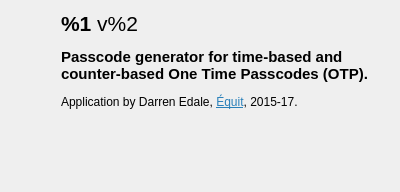
First picture: the form in qonvince/ui/aboutdialogue.ui, repository darrenedale/Qonvince, before the edit.
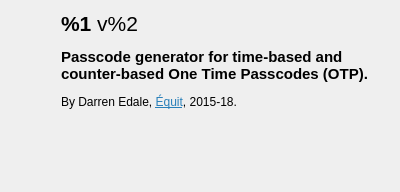
Second picture: the form after the edit. Icons and pictures are not drawn.

Diff of the .ui file:
```diff
--- a/qonvince/ui/aboutdialogue.ui
+++ b/qonvince/ui/aboutdialogue.ui
@@ -59,7 +59,7 @@
    <item>
     <widget class="QLabel" name="aboutText">
      <property name="text">
-      <string>&lt;html&gt;&lt;head/&gt;&lt;body&gt;&lt;p&gt;&lt;span style=&quot; font-size:16pt; font-weight:600;&quot;&gt;%1 &lt;/span&gt;&lt;span style=&quot; font-size:16pt;&quot;&gt;v%2&lt;/span&gt;&lt;/p&gt;&lt;p&gt;&lt;span style=&quot; font-size:11pt; font-weight:600;&quot;&gt;Passcode generator for time-based and counter-based One Time Passcodes (OTP).&lt;/span&gt;&lt;/p&gt;&lt;p&gt;Application by Darren Edale, &lt;a href=&quot;https://www.equituk.net&quot;&gt;&lt;span style=&quot; text-decoration: underline; color:#2980b9;&quot;&gt;Équit&lt;/span&gt;&lt;/a&gt;, 2015-17.&lt;/p&gt;&lt;/body&gt;&lt;/html&gt;</string>
+      <string>&lt;html&gt;&lt;head/&gt;&lt;body&gt;&lt;p&gt;&lt;span style=&quot; font-size:16pt; font-weight:600;&quot;&gt;%1 &lt;/span&gt;&lt;span style=&quot; font-size:16pt;&quot;&gt;v%2&lt;/span&gt;&lt;/p&gt;&lt;p&gt;&lt;span style=&quot; font-size:11pt; font-weight:600;&quot;&gt;Passcode generator for time-based and counter-based One Time Passcodes (OTP).&lt;/span&gt;&lt;/p&gt;&lt;p&gt;By Darren Edale, &lt;a href=&quot;https://www.equituk.net&quot;&gt;&lt;span style=&quot; text-decoration: underline; color:#2980b9;&quot;&gt;Équit&lt;/span&gt;&lt;/a&gt;, 2015-18.&lt;/p&gt;&lt;/body&gt;&lt;/html&gt;</string>
      </property>
      <property name="textFormat">
       <enum>Qt::RichText</enum>
```
